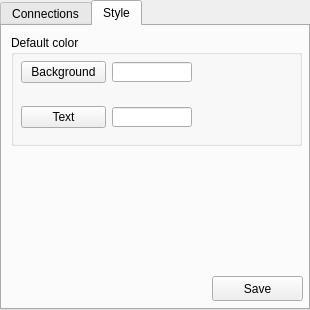
The window that src/modules/gui_option.ui (develer-staff/devclient) describes before a commit, drawn with Qt 5.
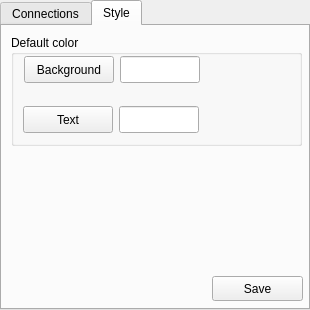
The same window after the commit. The open tabs and pages were chosen to show the change.

Commit message: aggiustato form opzioni

```diff
--- a/src/modules/gui_option.ui
+++ b/src/modules/gui_option.ui
@@ -25,7 +25,9 @@
     </rect>
    </property>
    <property name="sizePolicy" >
-    <sizepolicy vsizetype="Fixed" hsizetype="Fixed" >
+    <sizepolicy>
+     <hsizetype>0</hsizetype>
+     <vsizetype>0</vsizetype>
      <horstretch>0</horstretch>
      <verstretch>0</verstretch>
     </sizepolicy>
@@ -198,27 +200,55 @@
      <property name="title" >
       <string>Default color</string>
      </property>
-     <widget class="QWidget" name="layoutWidget" >
+     <widget class="QWidget" name="" >
       <property name="geometry" >
        <rect>
-        <x>10</x>
-        <y>9</y>
-        <width>171</width>
-        <height>101</height>
+        <x>13</x>
+        <y>20</y>
+        <width>178</width>
+        <height>29</height>
        </rect>
       </property>
-      <layout class="QGridLayout" >
-       <item row="0" column="0" >
+      <layout class="QHBoxLayout" >
+       <property name="margin" >
+        <number>0</number>
+       </property>
+       <property name="spacing" >
+        <number>6</number>
+       </property>
+       <item>
         <widget class="QPushButton" name="bg_button_style" >
+         <property name="sizePolicy" >
+          <sizepolicy>
+           <hsizetype>0</hsizetype>
+           <vsizetype>0</vsizetype>
+           <horstretch>0</horstretch>
+           <verstretch>0</verstretch>
+          </sizepolicy>
+         </property>
+         <property name="minimumSize" >
+          <size>
+           <width>90</width>
+           <height>27</height>
+          </size>
+         </property>
+         <property name="maximumSize" >
+          <size>
+           <width>90</width>
+           <height>27</height>
+          </size>
+         </property>
          <property name="text" >
           <string>Background</string>
          </property>
         </widget>
        </item>
-       <item row="0" column="1" >
+       <item>
         <widget class="QLineEdit" name="bg_style" >
          <property name="sizePolicy" >
-          <sizepolicy vsizetype="Fixed" hsizetype="Fixed" >
+          <sizepolicy>
+           <hsizetype>0</hsizetype>
+           <vsizetype>0</vsizetype>
            <horstretch>0</horstretch>
            <verstretch>0</verstretch>
           </sizepolicy>
@@ -226,13 +256,13 @@
          <property name="minimumSize" >
           <size>
            <width>80</width>
-           <height>20</height>
+           <height>27</height>
           </size>
          </property>
          <property name="maximumSize" >
           <size>
            <width>80</width>
-           <height>20</height>
+           <height>27</height>
           </size>
          </property>
          <property name="maxLength" >
@@ -240,17 +270,57 @@
          </property>
         </widget>
        </item>
-       <item row="1" column="0" >
+      </layout>
+     </widget>
+     <widget class="QWidget" name="" >
+      <property name="geometry" >
+       <rect>
+        <x>12</x>
+        <y>70</y>
+        <width>178</width>
+        <height>29</height>
+       </rect>
+      </property>
+      <layout class="QHBoxLayout" >
+       <property name="margin" >
+        <number>0</number>
+       </property>
+       <property name="spacing" >
+        <number>6</number>
+       </property>
+       <item>
         <widget class="QPushButton" name="fg_button_style" >
+         <property name="sizePolicy" >
+          <sizepolicy>
+           <hsizetype>0</hsizetype>
+           <vsizetype>0</vsizetype>
+           <horstretch>0</horstretch>
+           <verstretch>0</verstretch>
+          </sizepolicy>
+         </property>
+         <property name="minimumSize" >
+          <size>
+           <width>90</width>
+           <height>27</height>
+          </size>
+         </property>
+         <property name="maximumSize" >
+          <size>
+           <width>90</width>
+           <height>27</height>
+          </size>
+         </property>
          <property name="text" >
           <string>Text</string>
          </property>
         </widget>
        </item>
-       <item row="1" column="1" >
+       <item>
         <widget class="QLineEdit" name="fg_style" >
          <property name="sizePolicy" >
-          <sizepolicy vsizetype="Fixed" hsizetype="Fixed" >
+          <sizepolicy>
+           <hsizetype>0</hsizetype>
+           <vsizetype>0</vsizetype>
            <horstretch>0</horstretch>
            <verstretch>0</verstretch>
           </sizepolicy>
@@ -258,13 +328,13 @@
          <property name="minimumSize" >
           <size>
            <width>80</width>
-           <height>20</height>
+           <height>27</height>
           </size>
          </property>
          <property name="maximumSize" >
           <size>
            <width>80</width>
-           <height>20</height>
+           <height>27</height>
           </size>
          </property>
          <property name="maxLength" >
```
Left out of the diff: 32 changed lines with no effect on the pictures. The commit also changes 1 other file.
